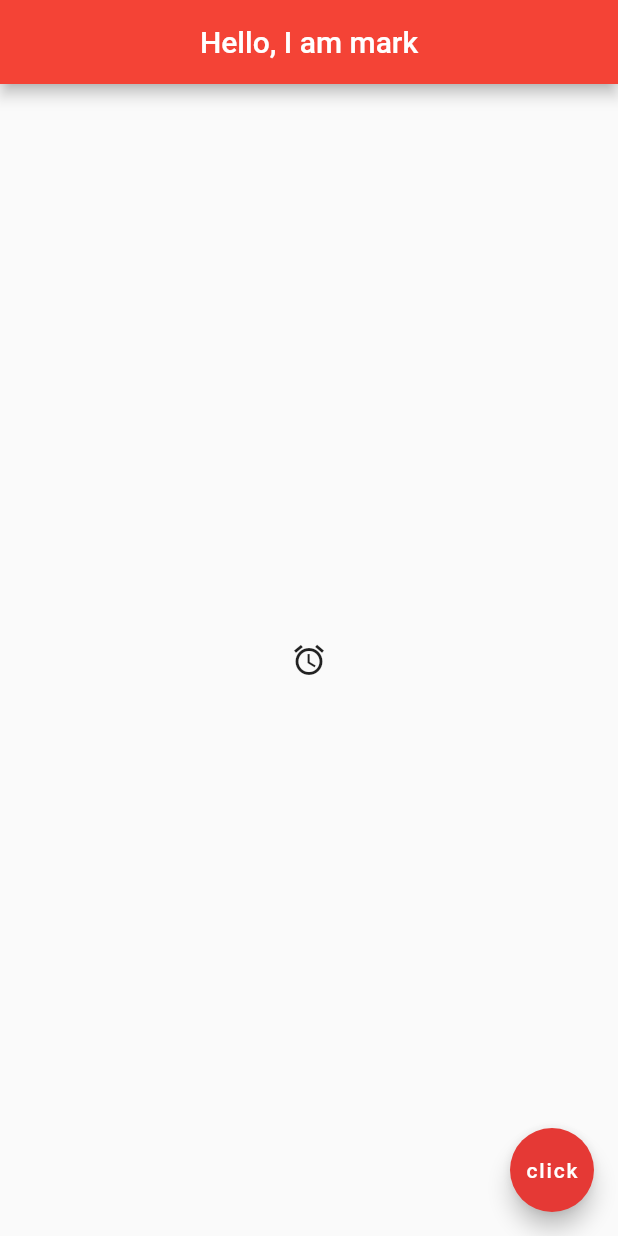
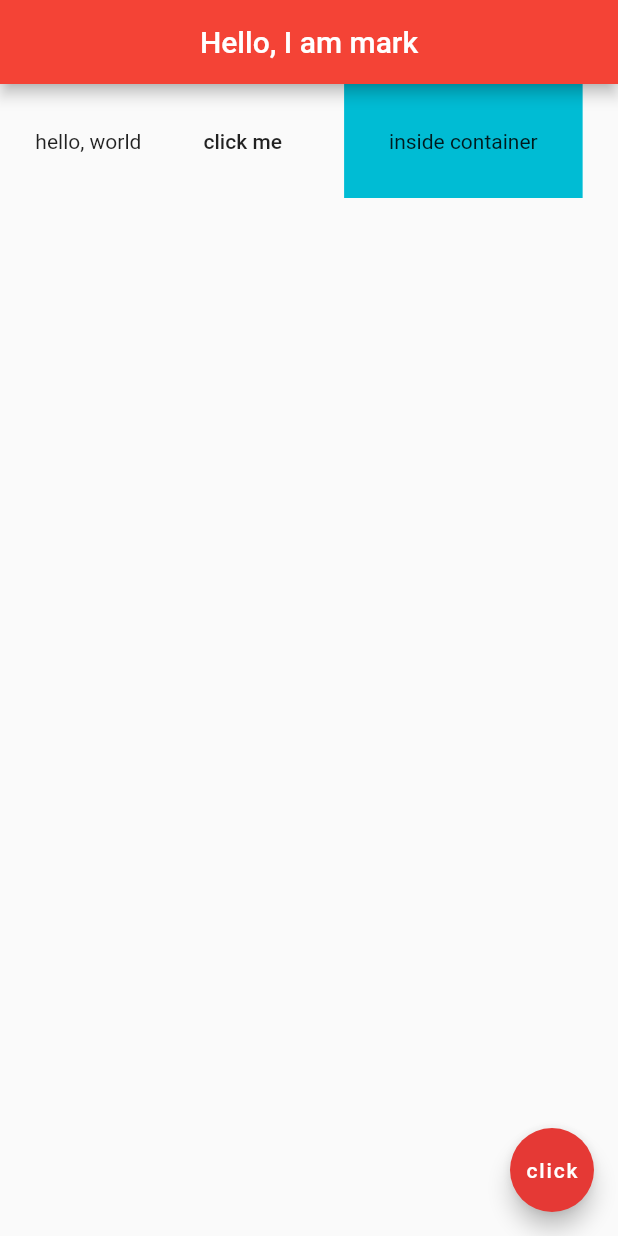
Before and after one commit to mark-ng/start-flutter, a Flutter app: the screen it shows after launch, on a phone screen of 412 x 824 dp. Run offline on Flutter 3.47's test engine with Material 2 defaults, Android fonts, the phone set to English and light mode, and no system bars.

Commit message:
Added Row

```diff
--- a/lib/main.dart
+++ b/lib/main.dart
@@ -16,13 +16,21 @@ class Home extends StatelessWidget {
             centerTitle: true,
             backgroundColor: Colors.red,
           ),
-          body: Center(
-            child: IconButton(
-               onPressed: () {
-                 print('you clicked me');
-               },
-                icon: Icon(Icons.access_alarms)
-            )
+          body: Row(
+            crossAxisAlignment: CrossAxisAlignment.center,
+            mainAxisAlignment: MainAxisAlignment.spaceEvenly,
+            children: <Widget>[
+              Text('hello, world'),
+              FlatButton(
+                onPressed: () {},
+                child: Text('click me'),
+              ),
+              Container(
+                color: Colors.cyan,
+                padding: EdgeInsets.all(30.0),
+                child: Text('inside container'),
+              )
+            ],
           ),
           floatingActionButton: FloatingActionButton(
             onPressed: () => {},
```
